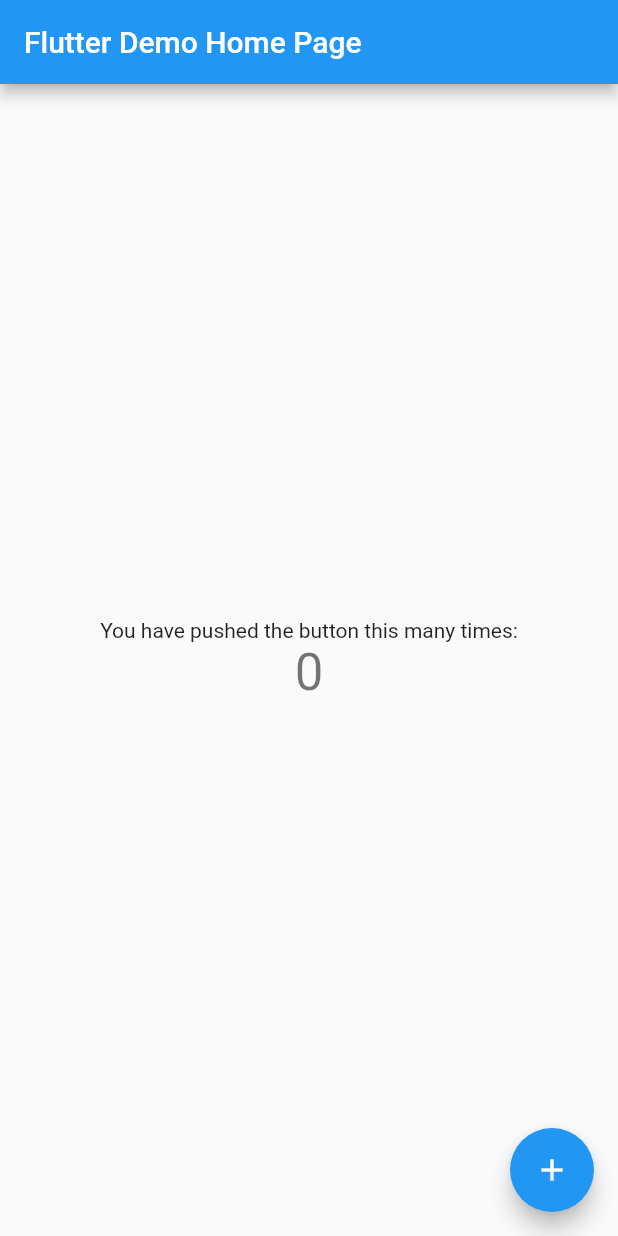
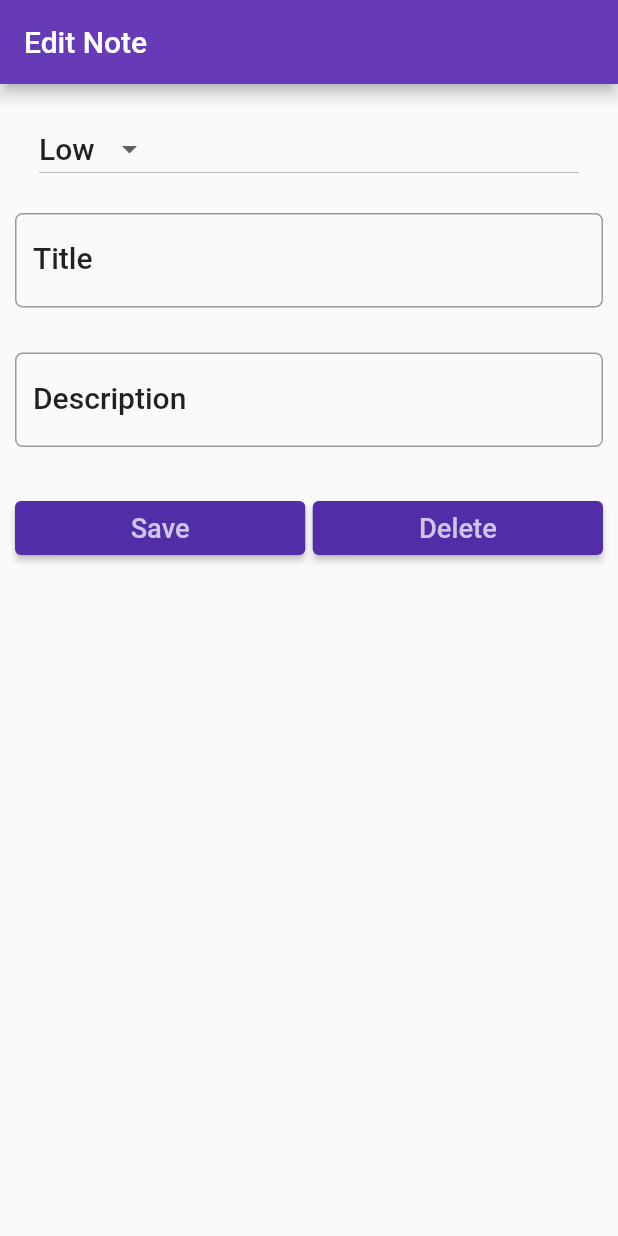
Before and after one commit to Alex-0277911/flutter_app_note_keeper, a Flutter app: the screen it shows after launch, on a phone screen of 412 x 824 dp. Run offline on Flutter 3.47's test engine with Material 2 defaults, Android fonts, the phone set to English and light mode, and no system bars.

Commit message:
Initial commit

```diff
--- a/lib/main.dart
+++ b/lib/main.dart
@@ -1,4 +1,6 @@
 import 'package:flutter/material.dart';
+import 'package:flutter_app_note_keeper/screens/note_detail.dart';
+import 'package:flutter_app_note_keeper/screens/note_list.dart';
 
 void main() {
   runApp(const MyApp());
@@ -7,109 +9,18 @@
 class MyApp extends StatelessWidget {
   const MyApp({super.key});
 
-  // This widget is the root of your application.
   @override
   Widget build(BuildContext context) {
     return MaterialApp(
-      title: 'Flutter Demo',
+      title: 'NoteKeeper',
+      debugShowCheckedModeBanner: false,
       theme: ThemeData(
-        // This is the theme of your application.
-        //
-        // Try running your application with "flutter run". You'll see the
-        // application has a blue toolbar. Then, without quitting the app, try
-        // changing the primarySwatch below to Colors.green and then invoke
-        // "hot reload" (press "r" in the console where you ran "flutter run",
-        // or simply save your changes to "hot reload" in a Flutter IDE).
-        // Notice that the counter didn't reset back to zero; the application
-        // is not restarted.
-        primarySwatch: Colors.blue,
+        primarySwatch: Colors.deepPurple,
       ),
-      home: const MyHomePage(title: 'Flutter Demo Home Page'),
+      home: const NoteDetail(),
     );
   }
+
+
+
 }
-
-class MyHomePage extends StatefulWidget {
-  const MyHomePage({super.key, required this.title});
-
-  // This widget is the home page of your application. It is stateful, meaning
-  // that it has a State object (defined below) that contains fields that affect
-  // how it looks.
-
-  // This class is the configuration for the state. It holds the values (in this
-  // case the title) provided by the parent (in this case the App widget) and
-  // used by the build method of the State. Fields in a Widget subclass are
-  // always marked "final".
-
-  final String title;
-
-  @override
-  State<MyHomePage> createState() => _MyHomePageState();
-}
-
-class _MyHomePageState extends State<MyHomePage> {
-  int _counter = 0;
-
-  void _incrementCounter() {
-    setState(() {
-      // This call to setState tells the Flutter framework that something has
-      // changed in this State, which causes it to rerun the build method below
-      // so that the display can reflect the updated values. If we changed
-      // _counter without calling setState(), then the build method would not be
-      // called again, and so nothing would appear to happen.
-      _counter++;
-    });
-  }
-
-  @override
-  Widget build(BuildContext context) {
-    // This method is rerun every time setState is called, for instance as done
-    // by the _incrementCounter method above.
-    //
-    // The Flutter framework has been optimized to make rerunning build methods
-    // fast, so that you can just rebuild anything that needs updating rather
-    // than having to individually change instances of widgets.
-    return Scaffold(
-      appBar: AppBar(
-        // Here we take the value from the MyHomePage object that was created by
-        // the App.build method, and use it to set our appbar title.
-        title: Text(widget.title),
-      ),
-      body: Center(
-        // Center is a layout widget. It takes a single child and positions it
-        // in the middle of the parent.
-        child: Column(
-          // Column is also a layout widget. It takes a list of children and
-          // arranges them vertically. By default, it sizes itself to fit its
-          // children horizontally, and tries to be as tall as its parent.
-          //
-          // Invoke "debug painting" (press "p" in the console, choose the
-          // "Toggle Debug Paint" action from the Flutter Inspector in Android
-          // Studio, or the "Toggle Debug Paint" command in Visual Studio Code)
-          // to see the wireframe for each widget.
-          //
-          // Column has various properties to control how it sizes itself and
-          // how it positions its children. Here we use mainAxisAlignment to
-          // center the children vertically; the main axis here is the vertical
-          // axis because Columns are vertical (the cross axis would be
-          // horizontal).
-          mainAxisAlignment: MainAxisAlignment.center,
-          children: <Widget>[
-            const Text(
-              'You have pushed the button this many times:',
-            ),
-            Text(
-              '$_counter',
-              style: Theme.of(context).textTheme.headlineMedium,
-            ),
-          ],
-        ),
-      ),
-      floatingActionButton: FloatingActionButton(
-        onPressed: _incrementCounter,
-        tooltip: 'Increment',
-        child: const Icon(Icons.add),
-      ), // This trailing comma makes auto-formatting nicer for build methods.
-    );
-  }
-}
--- /dev/null
+++ b/lib/screens/note_detail.dart
@@ -0,0 +1,140 @@
+import 'package:flutter/material.dart';
+
+class NoteDetail extends StatefulWidget {
+  const NoteDetail({Key? key}) : super(key: key);
+
+  @override
+  State<NoteDetail> createState() => _NoteDetailState();
+}
+
+class _NoteDetailState extends State<NoteDetail> {
+  static final _priorities = ['Hight', 'Low'];
+
+  TextEditingController titleController = TextEditingController();
+  TextEditingController descriptionController = TextEditingController();
+
+  @override
+  Widget build(BuildContext context) {
+    TextStyle? textStyle = Theme.of(context).textTheme.titleLarge;
+
+    return Scaffold(
+      appBar: AppBar(
+        title: const Text('Edit Note'),
+      ),
+      body: Padding(
+        padding: const EdgeInsets.only(top: 15.0, left: 10.0, right: 10.0),
+        child: ListView(
+          children: [
+            //  first element
+            ListTile(
+              title: DropdownButton(
+                items: _priorities.map((String dropDownStringItem) {
+                  return DropdownMenuItem<String>(
+                    value: dropDownStringItem,
+                    child: Text(dropDownStringItem),
+                  );
+                }).toList(),
+
+                style: textStyle,
+                //значение по умолчанию
+                value: 'Low',
+
+                onChanged: (valueSelectedByUser) {
+                  setState(() {
+                    debugPrint('User selected $valueSelectedByUser');
+                  });
+                },
+              ),
+            ),
+
+            //  second element
+            Padding(
+              padding: const EdgeInsets.only(top: 15.0, bottom: 15.0),
+              child: TextField(
+                controller: titleController,
+                style: textStyle,
+                onChanged: (value) {
+                  debugPrint('Something changed in Title Text Field');
+                },
+                decoration: InputDecoration(
+                  labelText: 'Title',
+                  labelStyle: textStyle,
+                  border: OutlineInputBorder(
+                      borderRadius: BorderRadius.circular(5.0)),
+                ),
+              ),
+            ),
+
+            //  Third element
+            Padding(
+              padding: const EdgeInsets.only(top: 15.0, bottom: 15.0),
+              child: TextField(
+                controller: descriptionController,
+                style: textStyle,
+                onChanged: (value) {
+                  debugPrint('Something changed in Description Text Field');
+                },
+                decoration: InputDecoration(
+                  labelText: 'Description',
+                  labelStyle: textStyle,
+                  border: OutlineInputBorder(
+                      borderRadius: BorderRadius.circular(5.0)),
+                ),
+              ),
+            ),
+
+            //  Fourth Element
+            Padding(
+              padding: const EdgeInsets.only(top: 15.0, bottom: 15.0),
+              child: Row(
+                children: <Widget>[
+                  Expanded(
+                    child: ElevatedButton(
+                      style: ElevatedButton.styleFrom(
+                        backgroundColor: Theme.of(context).primaryColorDark,
+                        foregroundColor: Theme.of(context).primaryColorLight,
+                      ),
+                      onPressed: () {
+                        setState(
+                          () {
+                            debugPrint('Save button clicked');
+                          },
+                        );
+                      },
+                      child: const Text(
+                        'Save',
+                        textScaleFactor: 1.3,
+                      ),
+                    ),
+                  ),
+
+                  Container(width: 5.0,),
+
+                  Expanded(
+                    child: ElevatedButton(
+                      style: ElevatedButton.styleFrom(
+                        backgroundColor: Theme.of(context).primaryColorDark,
+                        foregroundColor: Theme.of(context).primaryColorLight,
+                      ),
+                      onPressed: () {
+                        setState(
+                              () {
+                            debugPrint('Delete button clicked');
+                          },
+                        );
+                      },
+                      child: const Text(
+                        'Delete',
+                        textScaleFactor: 1.3,
+                      ),
+                    ),
+                  ),
+                ],
+              ),
+            ),
+          ],
+        ),
+      ),
+    );
+  }
+}
```
Also changed, not shown: lib/screens/note_list.dart (added, +66 -0 lines).
